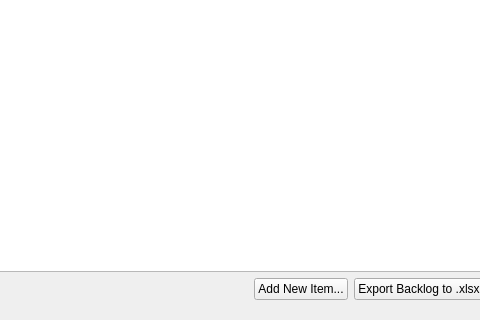
Old version of the form gui/cr_management_page.ui in the repository mariolewis/asdf_factory; both pictures show x 106 to 586 and y 280 to 600 of the 800 by 600 pixel window.
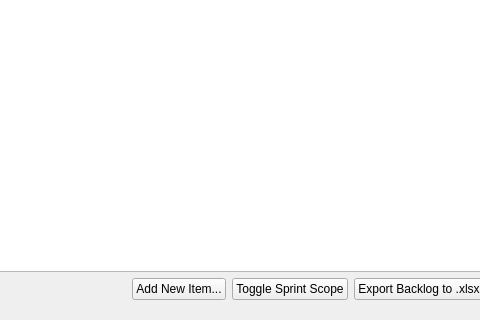
New version of the form.

Commit message: feat (backlog): addition of button for toggling sprint addition

The edit to the form file:
```diff
--- a/gui/cr_management_page.ui
+++ b/gui/cr_management_page.ui
@@ -102,6 +102,13 @@
            </property>
           </widget>
          </item>
+         <item>
+          <widget class="QPushButton" name="toggleScopeButton">
+           <property name="text">
+            <string>Toggle Sprint Scope</string>
+           </property>
+          </widget>
+         </item>
          <item>
           <widget class="QPushButton" name="saveBacklogButton">
            <property name="text">
```
The commit also changes 3 other files.
